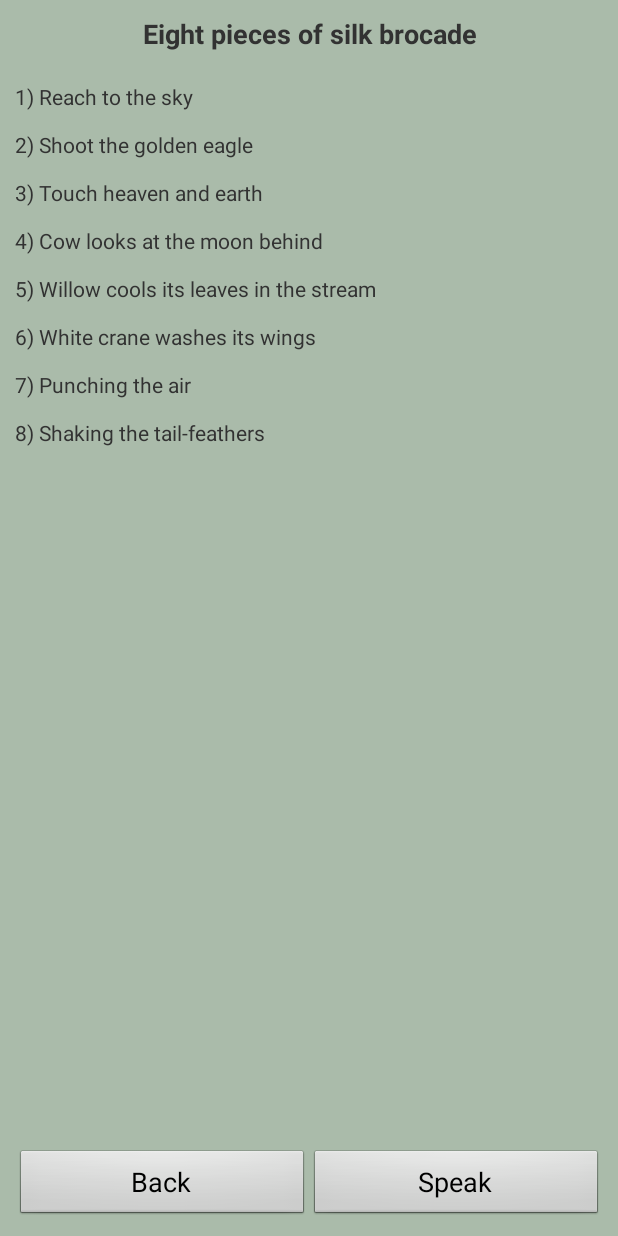
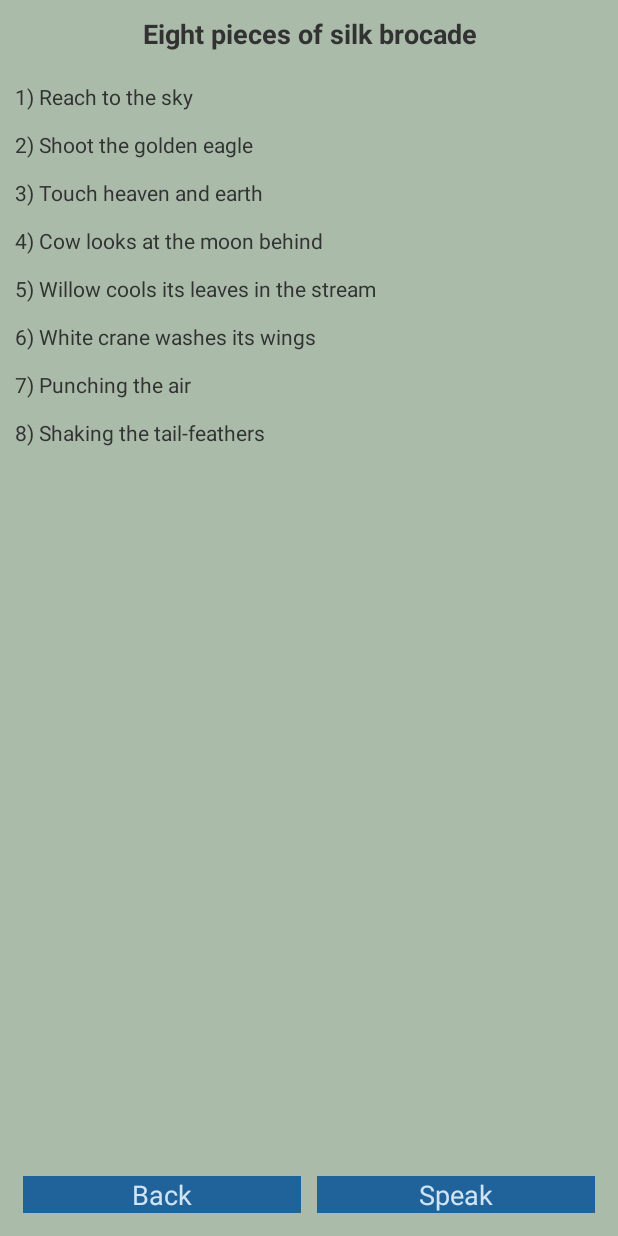
Before and after one commit to gabrielecuccu/YangStyleTaiChi, an Android app: the screen it shows after launch (MovementSetActivity), after a tap on "Eight pieces of silk brocade", on a phone screen of 412 x 824 dp. Run offline under Robolectric (Android 15) with nearby library versions, the phone set to English and light mode, and no system bars.

Commit message:
changed colour of movement activity's buttons

```diff
--- a/app/src/main/res/layout/activity_movement_set.xml
+++ b/app/src/main/res/layout/activity_movement_set.xml
@@ -40,6 +40,9 @@
             android:layout_width="match_parent"
             android:layout_height="wrap_content"
             android:layout_weight="1"
+            android:background="#20639B"
+            android:textColor="#cfe4f5"
+            android:layout_margin="5dp"
             android:text="Back"
             android:textSize="18dp" />
 
@@ -48,6 +51,9 @@
             android:layout_width="match_parent"
             android:layout_height="wrap_content"
             android:layout_weight="1"
+            android:background="#20639B"
+            android:textColor="#cfe4f5"
+            android:layout_margin="5dp"
             android:text="Speak"
             android:textSize="18dp" />
 
```
